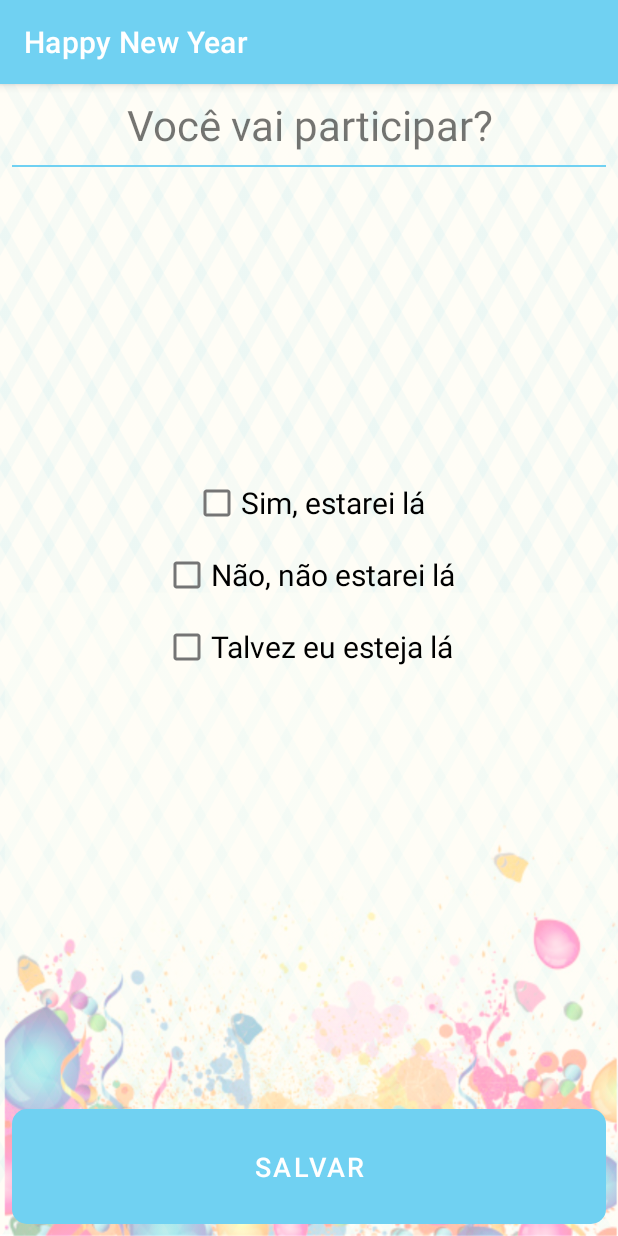
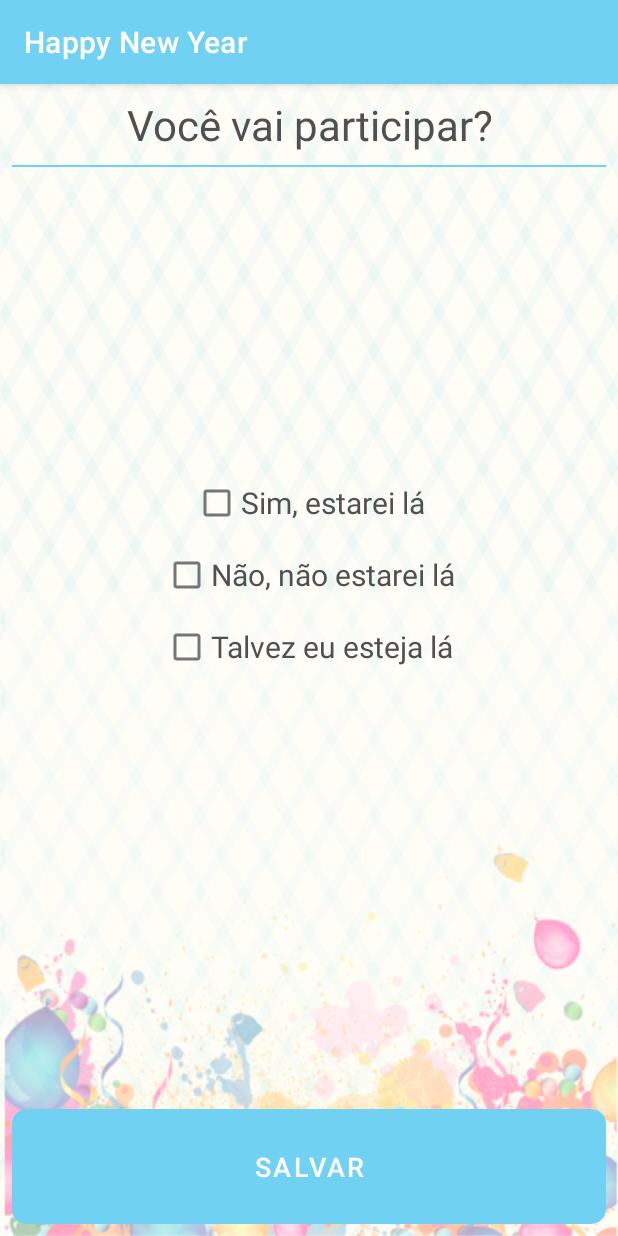
Before and after one commit to arthurmdros/HappyNewYear, an Android app: the DetailsActivity screen opened directly, with no data from a screen before it, on a phone screen of 412 x 824 dp. Run offline under Robolectric (Android 15) with nearby library versions, the light colour scheme and no system bars.

Commit message:
Atualizando padrões de cores dos elementos de texto

```diff
--- a/app/src/main/res/layout/activity_details.xml
+++ b/app/src/main/res/layout/activity_details.xml
@@ -13,6 +13,7 @@
         android:layout_height="wrap_content"
         android:gravity="center"
         android:text="@string/voce_vai_participar"
+        android:textColor="@color/colorPrimaryText"
         android:textSize="28sp" />
 
     <View
@@ -24,6 +25,7 @@
     <RelativeLayout
         android:layout_width="match_parent"
         android:layout_height="match_parent">
+
         <CheckBox
             android:id="@+id/check_confirm_yes"
             android:layout_width="wrap_content"
@@ -31,24 +33,29 @@
             android:layout_centerHorizontal="true"
             android:layout_marginTop="200dp"
             android:text="@string/sim"
+            android:textColor="@color/colorPrimaryText"
             android:textSize="20sp" />
+
         <CheckBox
             android:id="@+id/check_confirm_no"
             android:layout_width="wrap_content"
             android:layout_height="wrap_content"
+            android:layout_below="@+id/check_confirm_yes"
             android:layout_centerHorizontal="true"
-            android:layout_below="@+id/check_confirm_yes"
             android:text="@string/não"
-            android:textSize="20sp"/>
+            android:textColor="@color/colorPrimaryText"
+            android:textSize="20sp" />
 
         <CheckBox
             android:id="@+id/check_confirm_maybe"
             android:layout_width="wrap_content"
             android:layout_height="wrap_content"
+            android:layout_below="@+id/check_confirm_no"
             android:layout_centerHorizontal="true"
-            android:layout_below="@+id/check_confirm_no"
             android:text="@string/talvez"
+            android:textColor="@color/colorPrimaryText"
             android:textSize="20sp" />
+
         <Button
             android:id="@+id/button_save"
             android:layout_width="match_parent"
--- a/app/src/main/res/layout/activity_main.xml
+++ b/app/src/main/res/layout/activity_main.xml
@@ -13,6 +13,7 @@
         android:layout_height="wrap_content"
         android:gravity="center"
         android:text="01/01/2021"
+        android:textColor="@color/colorPrimaryText"
         android:textSize="26sp" />
 
     <View
@@ -30,6 +31,7 @@
         android:layout_centerHorizontal="true"
         android:layout_marginTop="160dp"
         android:text="@string/dias_restantes_para_o_fim_de_ano"
+        android:textColor="@color/colorPrimaryText"
         android:textSize="20sp" />
 
     <TextView
@@ -47,8 +49,8 @@
         android:layout_width="wrap_content"
         android:layout_height="wrap_content"
         android:layout_below="@+id/text_days_left"
+        android:layout_marginLeft="40dp"
         android:layout_marginTop="50dp"
-        android:layout_marginLeft="40dp"
         android:text="Status da presença:"
         android:textColor="@color/colorPrimaryText"
         android:textSize="16sp" />
```
